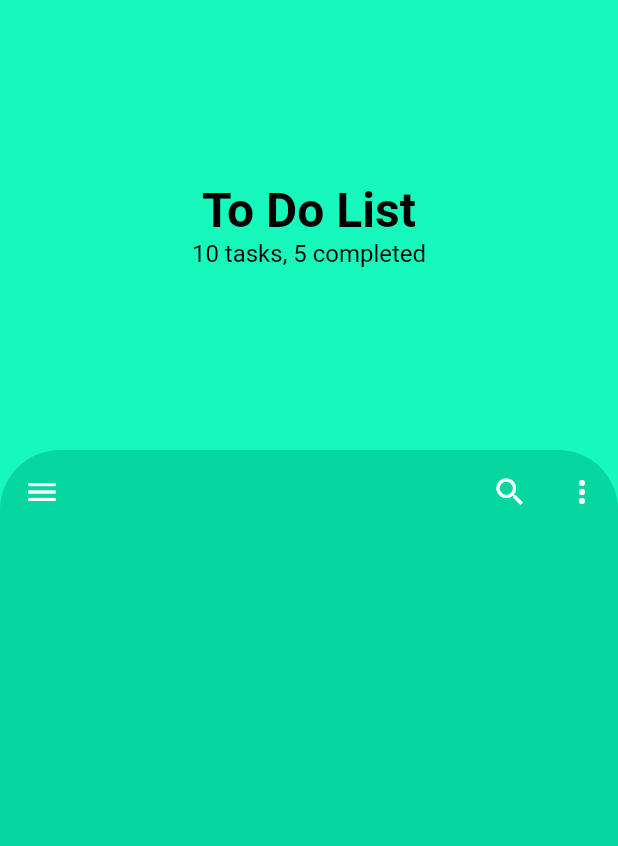
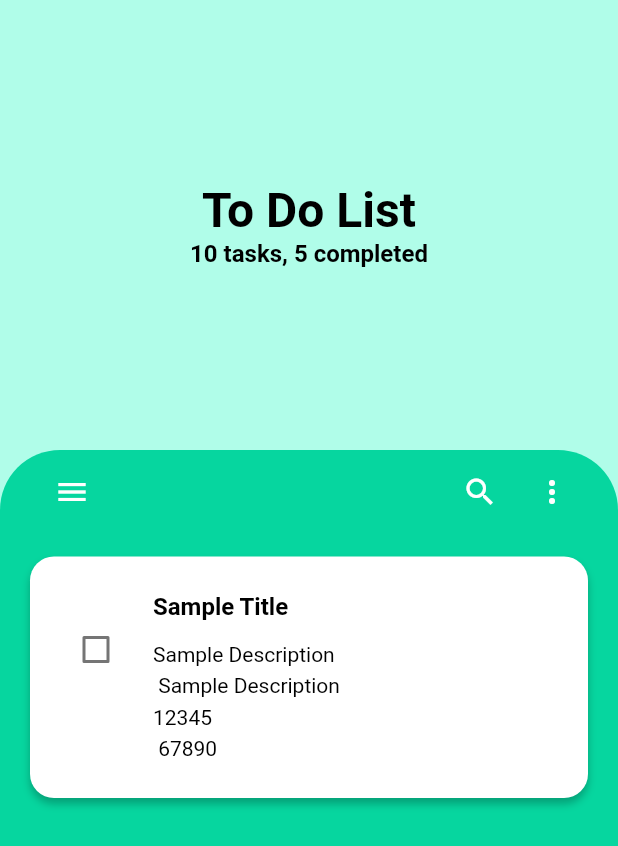
Before and after one commit to jgarzon26/to_do_app, a Flutter app: the screen it shows after launch, on a phone screen of 412 x 824 dp. Shown: the top 846 px of the screen. Run offline on Flutter 3.47's test engine with Material 2 defaults, Android fonts, the phone set to English and light mode, and no system bars; drawn by our look-alikes of flutter_slidable; Roboto replaces fonts that are missing (PT Sans).

Commit message:
TaskTile, not yet fixed with the title overlapping

```diff
--- /dev/null
+++ b/lib/components/task_tile.dart
@@ -0,0 +1,142 @@
+import 'package:flutter/material.dart';
+import 'package:flutter_slidable/flutter_slidable.dart';
+import 'package:to_do_app/constants.dart';
+import 'package:uuid/uuid.dart';
+
+class TaskTile extends StatelessWidget {
+  final _checkBox = {
+    'isCheck': false,
+  };
+
+  final String title, description;
+
+  TaskTile({
+    super.key,
+    required this.title,
+    required this.description,
+  });
+
+  @override
+  Widget build(BuildContext context) {
+    return Container(
+      margin: const EdgeInsets.symmetric(
+        vertical: 15,
+      ),
+      decoration: BoxDecoration(
+        boxShadow: [
+          BoxShadow(
+            color: Colors.black.withOpacity(0.25),
+            blurRadius: 4,
+            offset: const Offset(0, 4),
+          ),
+        ],
+        color: Colors.white,
+        borderRadius: const BorderRadius.all(
+          Radius.circular(16),
+        ),
+      ),
+      child: Slidable(
+        groupTag: const Uuid().v4(),
+        startActionPane: ActionPane(
+          dismissible: const ActionPaneOnDismiss(
+            backgroundColor: kCheckColor,
+            icon: Icons.edit,
+          ),
+          motion: const ScrollMotion(),
+          extentRatio: 0.25,
+          children: [
+            SlidableAction(
+              borderRadius: const BorderRadius.only(
+                topLeft: Radius.circular(16),
+                bottomLeft: Radius.circular(16),
+              ),
+              onPressed: (context) {},
+              backgroundColor: kCheckColor,
+              foregroundColor: Colors.white,
+              icon: Icons.edit,
+              label: 'Edit',
+            ),
+          ],
+        ),
+        endActionPane: ActionPane(
+          dismissible: const ActionPaneOnDismiss(
+            backgroundColor: kDeleteColor,
+            icon: Icons.delete,
+          ),
+          motion: const ScrollMotion(),
+          extentRatio: 0.25,
+          children: [
+            SlidableAction(
+              borderRadius: const BorderRadius.only(
+                topRight: Radius.circular(16),
+                bottomRight: Radius.circular(16),
+              ),
+              onPressed: (context) {},
+              backgroundColor: kDeleteColor,
+              foregroundColor: Colors.white,
+              icon: Icons.delete,
+              label: 'Delete',
+            ),
+          ],
+        ),
+        child: ListTile(
+          leading: Column(
+            mainAxisAlignment: MainAxisAlignment.center,
+            crossAxisAlignment: CrossAxisAlignment.center,
+            children: [
+              StatefulBuilder(builder: (context, setState) {
+                return Checkbox(
+                  value: _checkBox['isCheck'],
+                  onChanged: (value) {
+                    setState(() {
+                      _checkBox['isCheck'] = value!;
+                    });
+                  },
+                );
+              }),
+            ],
+          ),
+          title: Text(
+            title,
+            style: Theme.of(context).textTheme.titleMedium,
+          ),
+          subtitle: Padding(
+            padding: const EdgeInsets.only(top: 10),
+            child: Text(
+              description,
+              style: Theme.of(context).textTheme.bodyLarge,
+            ),
+          ),
+        ),
+      ),
+    );
+  }
+}
+
+class ActionPaneOnDismiss extends StatelessWidget {
+  const ActionPaneOnDismiss({
+    super.key,
+    required this.backgroundColor,
+    required this.icon,
+  });
+
+  final Color backgroundColor;
+  final IconData icon;
+
+  @override
+  Widget build(BuildContext context) {
+    return Container(
+      decoration: BoxDecoration(
+        color: backgroundColor,
+        borderRadius: const BorderRadius.all(
+          Radius.circular(16),
+        ),
+      ),
+      child: Icon(
+        icon,
+        size: 50,
+        color: Colors.white,
+      ),
+    );
+  }
+}
--- a/lib/constants.dart
+++ b/lib/constants.dart
@@ -1,9 +1,9 @@
 import 'package:flutter/material.dart';
 
 const kBackgroundColor = Color(0xff06d69f);
-const kBackgroundLightColor = Color.fromRGBO(23, 248, 189, 1);
+const kBackgroundLightColor = Color(0xffB0FDE9);
 
 const kCheckColor = Color(0xff32db24);
-const kHazardColor = Color(0xffdb2424);
+const kDeleteColor = Color(0xffdb2424);
 
 const defaultPadding = 20.0;
--- a/lib/default_theme.dart
+++ b/lib/default_theme.dart
@@ -14,16 +14,18 @@ class DefaultTheme {
         ),
         titleMedium: TextStyle(
           fontSize: 16,
-          fontWeight: FontWeight.normal,
+          fontWeight: FontWeight.w700,
           color: Colors.black,
         ),
         bodyLarge: TextStyle(
           fontSize: 14,
           fontWeight: FontWeight.w400,
           color: Colors.black,
+          height: 1.5,
         ),
       ),
       appBarTheme: _buildAppBarThemeData(),
+      listTileTheme: _buildListTileTheme(),
     );
   }
 
@@ -42,4 +44,11 @@ class DefaultTheme {
       ),
     );
   }
+
+  static ListTileThemeData _buildListTileTheme() {
+    return const ListTileThemeData(
+      contentPadding: EdgeInsets.all(defaultPadding),
+      visualDensity: VisualDensity.comfortable,
+    );
+  }
 }
--- a/lib/screens/task_main/task_main.dart
+++ b/lib/screens/task_main/task_main.dart
@@ -3,6 +3,8 @@ import 'package:flutter/rendering.dart';
 import 'package:to_do_app/constants.dart';
 import 'package:to_do_app/providers/HeaderProvider.dart';
 import 'package:to_do_app/screens/task_main/widgets/header.dart';
+
+import '../../components/task_tile.dart';
 
 class TaskMain extends StatefulWidget {
   const TaskMain({Key? key}) : super(key: key);
@@ -79,6 +81,9 @@ class _TaskMainState extends State<TaskMain> {
                 child: Container(
                   //temp height
                   height: 1000,
+                  padding: const EdgeInsets.symmetric(
+                    horizontal: 20,
+                  ),
                   decoration: const BoxDecoration(
                     color: kBackgroundColor,
                     borderRadius: BorderRadius.only(
@@ -110,6 +115,15 @@ class _TaskMainState extends State<TaskMain> {
                           ],
                         ),
                       ),
+                      SliverList(
+                        delegate: SliverChildBuilderDelegate((context, index) {
+                          return TaskTile(
+                            title: 'Sample Title',
+                            description:
+                                'Sample Description\n Sample Description\n12345\n 67890',
+                          );
+                        }, childCount: 1),
+                      ),
                     ],
                   ),
                 ),
```
